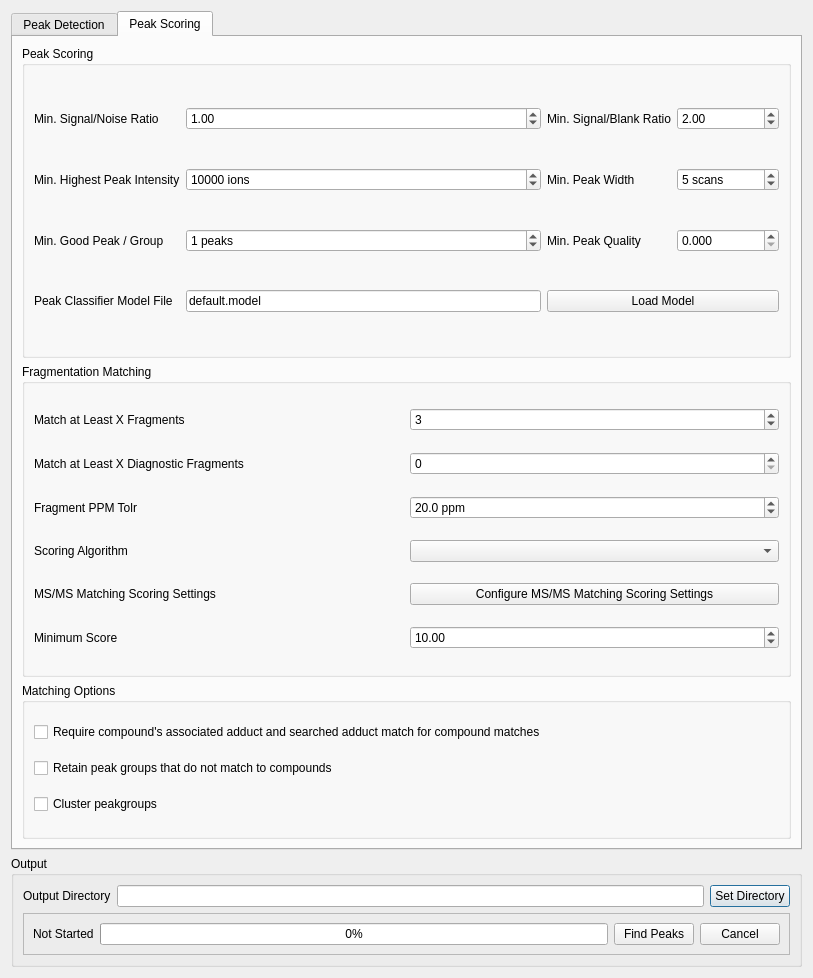
eugenemel/maven, file src/maven/forms/peakdetectiondialog.ui: the form before one commit.
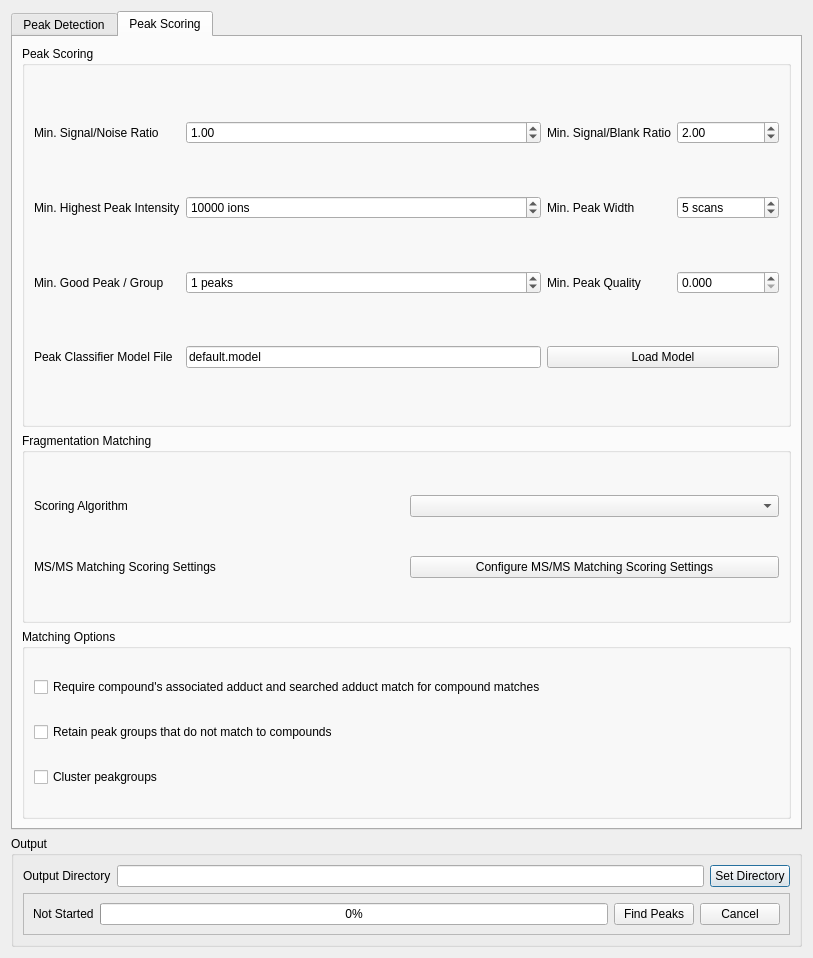
The form after the commit. The open tabs and pages were chosen to show the change. Icons and pictures are not drawn.

Commit message: Issue 606: Remove components now relocated into secondary dialog box.

Diff of the .ui file:
```diff
--- a/src/maven/forms/peakdetectiondialog.ui
+++ b/src/maven/forms/peakdetectiondialog.ui
@@ -7,7 +7,7 @@
     <x>0</x>
     <y>0</y>
     <width>813</width>
-    <height>978</height>
+    <height>958</height>
    </rect>
   </property>
   <property name="sizePolicy">
@@ -762,115 +762,63 @@
          </layout>
         </widget>
        </item>
-       <item row="2" column="0" rowspan="2">
+       <item row="4" column="0">
+        <widget class="QGroupBox" name="grpMatchingOptions">
+         <property name="title">
+          <string>Matching Options</string>
+         </property>
+         <layout class="QGridLayout" name="gridLayout_12">
+          <item row="1" column="0">
+           <widget class="QCheckBox" name="chkRetainUnmatched">
+            <property name="text">
+             <string>Retain peak groups that do not match to compounds</string>
+            </property>
+           </widget>
+          </item>
+          <item row="0" column="0">
+           <widget class="QCheckBox" name="chkRequireAdductMatch">
+            <property name="text">
+             <string>Require compound's associated adduct and searched adduct match for compound matches</string>
+            </property>
+            <property name="checked">
+             <bool>false</bool>
+            </property>
+           </widget>
+          </item>
+          <item row="2" column="0">
+           <widget class="QCheckBox" name="chkClusterPeakgroups">
+            <property name="text">
+             <string>Cluster peakgroups</string>
+            </property>
+           </widget>
+          </item>
+         </layout>
+        </widget>
+       </item>
+       <item row="2" column="0">
         <widget class="QGroupBox" name="grpFragMatching">
          <property name="title">
           <string>Fragmentation Matching</string>
          </property>
          <layout class="QGridLayout" name="gridLayout_9">
-          <item row="6" column="0">
-           <widget class="QLabel" name="label_20">
-            <property name="text">
-             <string>Minimum Score</string>
-            </property>
-           </widget>
-          </item>
-          <item row="4" column="1">
+          <item row="1" column="1">
            <widget class="QComboBox" name="fragScoringAlgorithm"/>
           </item>
-          <item row="4" column="0">
+          <item row="1" column="0">
            <widget class="QLabel" name="label_18">
             <property name="text">
              <string>Scoring Algorithm</string>
             </property>
            </widget>
           </item>
-          <item row="6" column="1">
-           <widget class="QDoubleSpinBox" name="fragMinScore">
-            <property name="maximum">
-             <double>10000000.000000000000000</double>
-            </property>
-            <property name="value">
-             <double>10.000000000000000</double>
-            </property>
-           </widget>
-          </item>
-          <item row="0" column="1">
-           <widget class="QSpinBox" name="fragMinPeaks">
-            <property name="suffix">
-             <string/>
-            </property>
-            <property name="prefix">
-             <string/>
-            </property>
-            <property name="minimum">
-             <number>0</number>
-            </property>
-            <property name="maximum">
-             <number>1000000</number>
-            </property>
-            <property name="value">
-             <number>3</number>
-            </property>
-           </widget>
-          </item>
-          <item row="0" column="0">
-           <widget class="QLabel" name="label_19">
-            <property name="text">
-             <string>Match at Least X Fragments</string>
-            </property>
-           </widget>
-          </item>
-          <item row="1" column="0">
-           <widget class="QLabel" name="lblDiagnostic">
-            <property name="text">
-             <string>Match at Least X Diagnostic Fragments</string>
-            </property>
-           </widget>
-          </item>
-          <item row="2" column="0">
-           <widget class="QLabel" name="label_17">
-            <property name="text">
-             <string>Fragment PPM Tolr</string>
-            </property>
-           </widget>
-          </item>
-          <item row="1" column="1">
-           <widget class="QSpinBox" name="spnMinDiagnostic"/>
-          </item>
           <item row="2" column="1">
-           <widget class="QDoubleSpinBox" name="productPpmTolr">
-            <property name="prefix">
-             <string/>
-            </property>
-            <property name="suffix">
-             <string> ppm</string>
-            </property>
-            <property name="decimals">
-             <number>1</number>
-            </property>
-            <property name="minimum">
-             <double>0.100000000000000</double>
-            </property>
-            <property name="maximum">
-             <double>10000.000000000000000</double>
-            </property>
-            <property name="singleStep">
-             <double>1.000000000000000</double>
-            </property>
-            <property name="value">
-             <double>20.000000000000000</double>
-            </property>
-           </widget>
-          </item>
-          <item row="5" column="1">
            <widget class="QPushButton" name="btnFragMatchingAdvanced">
             <property name="text">
              <string>Configure MS/MS Matching Scoring Settings</string>
             </property>
            </widget>
           </item>
-          <item row="5" column="0">
+          <item row="2" column="0">
            <widget class="QLabel" name="label_24">
             <property name="text">
              <string>MS/MS Matching Scoring Settings</string>
@@ -878,53 +826,12 @@
            </widget>
           </item>
          </layout>
-         <zorder>productPpmTolr</zorder>
-         <zorder>label_17</zorder>
-         <zorder>label_19</zorder>
          <zorder>label_18</zorder>
          <zorder>fragScoringAlgorithm</zorder>
-         <zorder>fragMinScore</zorder>
-         <zorder>label_20</zorder>
-         <zorder>fragMinPeaks</zorder>
-         <zorder>spnMinDiagnostic</zorder>
-         <zorder>lblDiagnostic</zorder>
          <zorder>btnFragMatchingAdvanced</zorder>
          <zorder>label_24</zorder>
         </widget>
        </item>
-       <item row="4" column="0">
-        <widget class="QGroupBox" name="grpMatchingOptions">
-         <property name="title">
-          <string>Matching Options</string>
-         </property>
-         <layout class="QGridLayout" name="gridLayout_12">
-          <item row="1" column="0">
-           <widget class="QCheckBox" name="chkRetainUnmatched">
-            <property name="text">
-             <string>Retain peak groups that do not match to compounds</string>
-            </property>
-           </widget>
-          </item>
-          <item row="0" column="0">
-           <widget class="QCheckBox" name="chkRequireAdductMatch">
-            <property name="text">
-             <string>Require compound's associated adduct and searched adduct match for compound matches</string>
-            </property>
-            <property name="checked">
-             <bool>false</bool>
-            </property>
-           </widget>
-          </item>
-          <item row="2" column="0">
-           <widget class="QCheckBox" name="chkClusterPeakgroups">
-            <property name="text">
-             <string>Cluster peakgroups</string>
-            </property>
-           </widget>
-          </item>
-         </layout>
-        </widget>
-       </item>
       </layout>
      </widget>
     </widget>
```
The commit also changes 1 other file.
